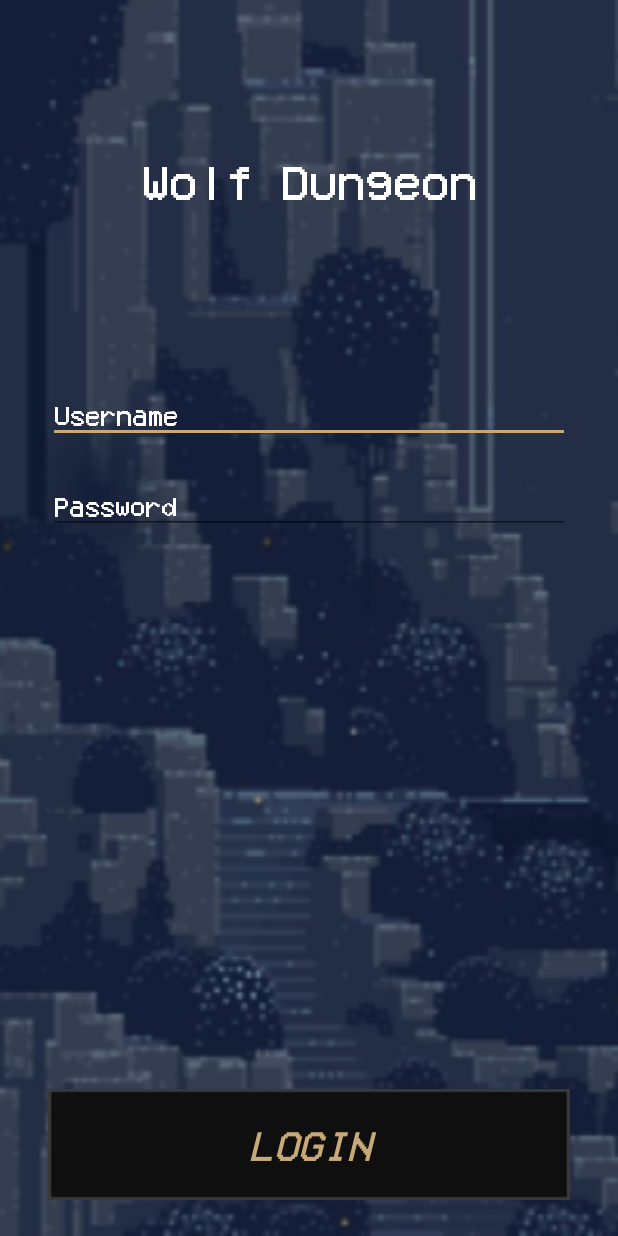
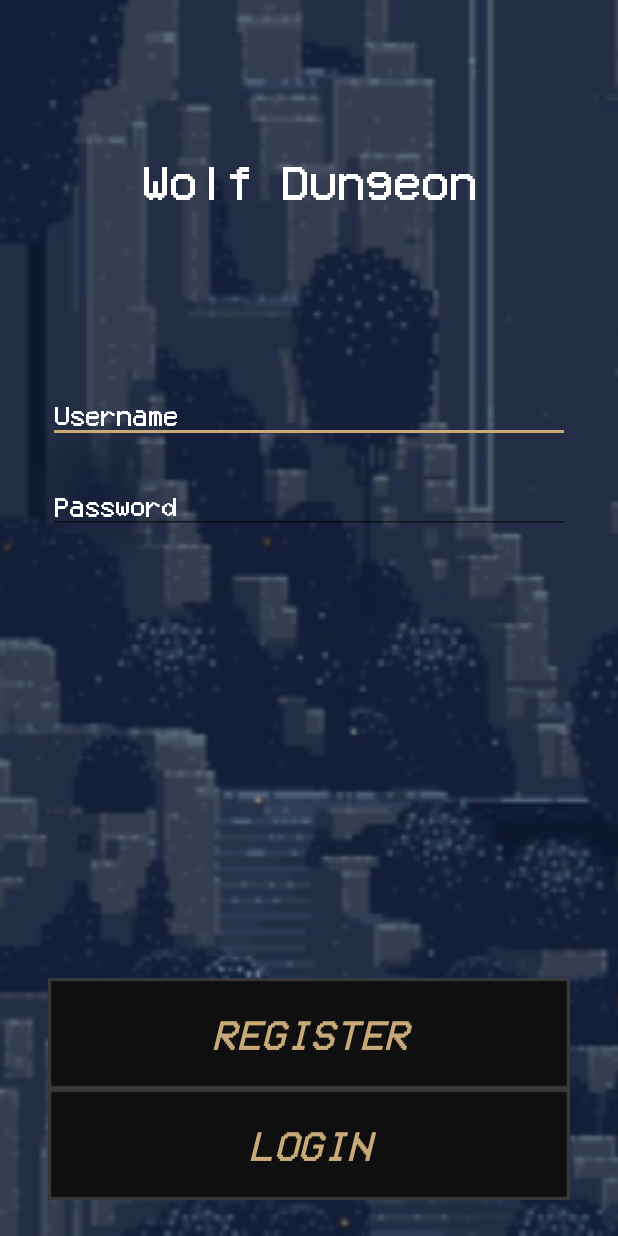
Before and after one commit to creiden47/M8_GAME, an Android app: the screen it shows after launch (Login), on a phone screen of 412 x 824 dp. Run offline under Robolectric (Android 15) with nearby library versions, the phone set to English and light mode, and no system bars.

Commit message:
Cosas que faltan:                                    -Colocar boton de registrar usuario                                    -Creacion de personaje (solo se pide el nombre)                                    -Arreglar tienda (porque peta al intentar acceder)                                    -Opcional: Mejorar diseño de juego.

```diff
--- a/app/src/main/java/com/example/franciscogarzil/m8_game/Login.java
+++ b/app/src/main/java/com/example/franciscogarzil/m8_game/PKG_ACTIVITIES/Login.java
@@ -1,4 +1,4 @@
-package com.example.franciscogarzil.m8_game;
+package com.example.franciscogarzil.m8_game.PKG_ACTIVITIES;
 
 import android.content.Context;
 import android.content.Intent;
@@ -9,7 +9,10 @@ import android.view.View;
 import android.widget.Button;
 import android.widget.EditText;
 import android.widget.Toast;
-import java.sql.Connection;
+
+import com.example.franciscogarzil.m8_game.PKG_CONNECTION.ConnectorSQL;
+import com.example.franciscogarzil.m8_game.R;
+
 import java.util.Timer;
 
 
@@ -17,15 +20,10 @@ public class Login extends AppCompatActivity {
     String username = "";
     String password = "";
     public static String currentUserName;
-    static int number = 0;
-
-    private Timer timer;
-    //private MyTimerTask task;
-    private Context context;
-    private int counter = 25;
-    private int interval = 10;
     EditText EditTextUsername = null;
     EditText EditTextPassword = null;
+    Button btnLogin = null;
+    Button btnRegister = null;
 
     @Override
     protected void onCreate(Bundle savedInstanceState) {
@@ -44,10 +42,11 @@ public class Login extends AppCompatActivity {
     private void references(){
         EditTextUsername = (EditText) findViewById(R.id.EditTextUsername);
         EditTextPassword = (EditText) findViewById(R.id.EditTextPassword);
+        btnLogin = findViewById(R.id.btnLogin);
+        btnLogin = findViewById(R.id.btnRegister);
     }
 
     public void login(View v) throws ClassNotFoundException {
-        Button btnLogin = findViewById(R.id.btnLogin);
         btnLogin.setBackgroundResource(R.drawable.button_selected);
         btnLogin.setTextColor(getResources().getColor(R.color.colorTextSelected));
         username = EditTextUsername.getText().toString();
@@ -68,6 +67,20 @@ public class Login extends AppCompatActivity {
         }
     }
 
+    public void register(View v) throws ClassNotFoundException {
+        btnRegister.setBackgroundResource(R.drawable.button_selected);
+        btnRegister.setTextColor(getResources().getColor(R.color.colorTextSelected));
+        username = EditTextUsername.getText().toString();
+        password = EditTextPassword.getText().toString();
+        if(!ConnectorSQL.checkUserExists(username)){
+            msToast(ConnectorSQL.insertUser(username, password));
+        } else{
+            msToast("This username alredy exists.");
+            btnRegister.setBackgroundResource(R.drawable.button);
+            btnRegister.setTextColor(getResources().getColor(R.color.colorTextLight));
+        }
+    }
+
     public void msToast(String text) {
         Context context = getApplicationContext();
         int duration = Toast.LENGTH_SHORT;
--- a/app/src/main/java/com/example/franciscogarzil/m8_game/AudioPlayer.java
+++ b/app/src/main/java/com/example/franciscogarzil/m8_game/PKG_CLASS/AudioPlayer.java
@@ -1,4 +1,4 @@
-package com.example.franciscogarzil.m8_game;
+package com.example.franciscogarzil.m8_game.PKG_CLASS;
 
 import android.content.Context;
 import android.media.MediaPlayer;
--- a/app/src/main/java/com/example/franciscogarzil/m8_game/Character.java
+++ b/app/src/main/java/com/example/franciscogarzil/m8_game/PKG_CLASS/Character.java
@@ -1,4 +1,4 @@
-package com.example.franciscogarzil.m8_game;
+package com.example.franciscogarzil.m8_game.PKG_CLASS;
 
 import java.util.Date;
 
--- a/app/src/main/res/layout/character_page.xml
+++ b/app/src/main/res/layout/character_page.xml
@@ -5,7 +5,7 @@
     android:layout_height="match_parent"
     android:background="@drawable/background_main"
     android:orientation="vertical"
-    tools:context=".CharacterPage">
+    tools:context=".PKG_ACTIVITIES.CharacterPage">
 
     <include
         android:id="@+id/topbar"
--- a/app/src/main/res/layout/fragment_store.xml
+++ b/app/src/main/res/layout/fragment_store.xml
@@ -4,7 +4,7 @@
     android:layout_width="match_parent"
     android:layout_height="match_parent"
     android:background="@drawable/background_main"
-    tools:context=".storeFragment">
+    tools:context=".PKG_ACTIVITIES.storeFragment">
 
 
     <LinearLayout
--- a/app/src/main/res/layout/login.xml
+++ b/app/src/main/res/layout/login.xml
@@ -9,7 +9,7 @@
     android:paddingLeft="32dp"
     android:paddingTop="106dp"
     android:paddingRight="32dp"
-    tools:context=".Login">
+    tools:context=".PKG_ACTIVITIES.Login">
 
     <TextView
         android:id="@+id/TextViewGameName"
@@ -54,6 +54,18 @@
         android:orientation="vertical">
 
         <Button
+                android:id="@+id/btnRegister"
+                android:layout_width="wrap_content"
+                android:layout_height="wrap_content"
+                android:layout_gravity="bottom"
+                android:background="@drawable/button"
+                android:text="Register"
+                android:onClick="register"
+                android:textStyle="italic"
+                android:fontFamily="@font/font_main"
+                android:textColor="@color/colorAccent"
+                android:textSize="28sp" />
+        <Button
             android:id="@+id/btnLogin"
             android:layout_width="wrap_content"
             android:layout_height="wrap_content"
@@ -65,5 +77,6 @@
             android:fontFamily="@font/font_main"
             android:textColor="@color/colorAccent"
             android:textSize="28sp" />
+
     </LinearLayout>
 </LinearLayout>
--- a/app/src/main/res/layout/main_menu.xml
+++ b/app/src/main/res/layout/main_menu.xml
@@ -6,7 +6,7 @@
     android:background="@drawable/background2"
     android:orientation="vertical"
     android:padding="16dp"
-    tools:context=".MainMenu">
+    tools:context=".PKG_ACTIVITIES.MainMenu">
     <TextView
         android:id="@+id/welcome_msg"
         android:layout_width="match_parent"
--- a/app/src/main/res/navigation/nav_graph.xml
+++ b/app/src/main/res/navigation/nav_graph.xml
@@ -7,7 +7,7 @@
 
     <fragment
         android:id="@+id/storeFragment2"
-        android:name="com.example.franciscogarzil.m8_game.storeFragment"
+        android:name="com.example.franciscogarzil.m8_game.PKG_ACTIVITIES.storeFragment"
         android:label="fragment_store"
         tools:layout="@layout/fragment_store" >
         <action
@@ -16,7 +16,7 @@
     </fragment>
     <fragment
         android:id="@+id/characterPage"
-        android:name="com.example.franciscogarzil.m8_game.CharacterPage"
+        android:name="com.example.franciscogarzil.m8_game.PKG_ACTIVITIES.CharacterPage"
         android:label="character_page"
         tools:layout="@layout/character_page" >
         <action
```
Also changed, not shown: app/src/main/AndroidManifest.xml (+5 -4 lines), app/src/main/java/com/example/franciscogarzil/m8_game/PKG_ACTIVITIES/CharacterPage.java (renamed from app/src/main/java/com/example/franciscogarzil/m8_game/CharacterPage.java, +12 -2 lines), app/src/main/java/com/example/franciscogarzil/m8_game/PKG_ACTIVITIES/MainMenu.java (renamed from app/src/main/java/com/example/franciscogarzil/m8_game/MainMenu.java, +4 -11 lines), app/src/main/java/com/example/franciscogarzil/m8_game/PKG_ACTIVITIES/storeFragment.java (renamed from app/src/main/java/com/example/franciscogarzil/m8_game/storeFragment.java, +27 -8 lines), app/src/main/java/com/example/franciscogarzil/m8_game/PKG_CLASS/Enemy.java (renamed from app/src/main/java/com/example/franciscogarzil/m8_game/FireBall.java, +22 -12 lines), app/src/main/java/com/example/franciscogarzil/m8_game/PKG_CLASS/FireBall.java (renamed from app/src/main/java/com/example/franciscogarzil/m8_game/Enemy.java, +12 -22 lines), app/src/main/java/com/example/franciscogarzil/m8_game/PKG_CONNECTION/ConnectorSQL.java (renamed from app/src/main/java/com/example/franciscogarzil/m8_game/ConnectorSQL.java, +9 -8 lines), app/src/main/java/com/example/franciscogarzil/m8_game/PKG_GAME/GView.java (renamed from app/src/main/java/com/example/franciscogarzil/m8_game/GView.java, +9 -5 lines), app/src/main/java/com/example/franciscogarzil/m8_game/PKG_GAME/inGame.java (renamed from app/src/main/java/com/example/franciscogarzil/m8_game/inGame.java, +58 -8 lines), app/src/main/java/com/example/franciscogarzil/m8_game/StatusInit.java (deleted, +0 -35 lines).
